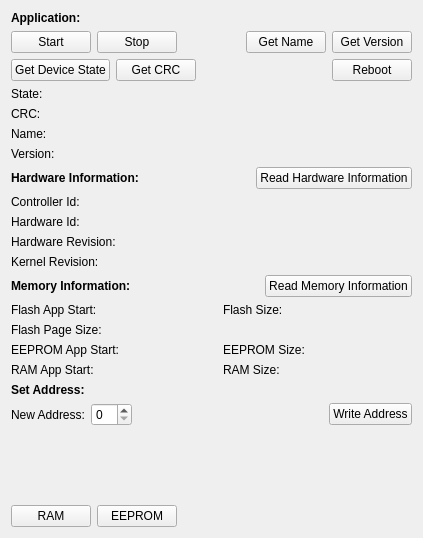
ChristianMarty/TinyBus, file pc/TinyBusLoader/ui/deviceInformationWidget.ui: the form before one commit.
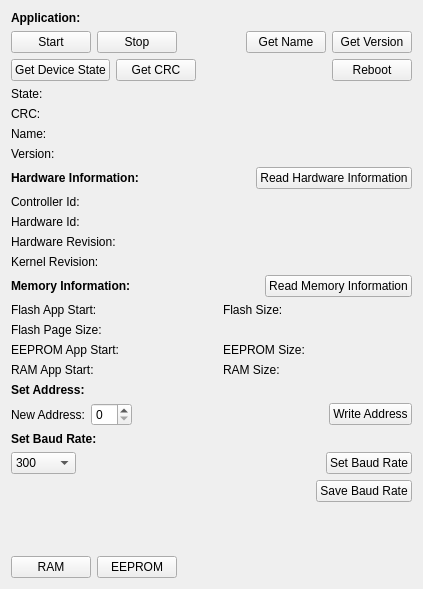
The form after the commit.

Commit message: ui: add baud rate configuration

```diff
--- a/pc/TinyBusLoader/ui/deviceInformationWidget.ui
+++ b/pc/TinyBusLoader/ui/deviceInformationWidget.ui
@@ -7,7 +7,7 @@
     <x>0</x>
     <y>0</y>
     <width>423</width>
-    <height>538</height>
+    <height>589</height>
    </rect>
   </property>
   <property name="windowTitle">
@@ -453,6 +453,110 @@
      </item>
     </layout>
    </item>
+   <item>
+    <widget class="QLabel" name="label_15">
+     <property name="font">
+      <font>
+       <bold>true</bold>
+      </font>
+     </property>
+     <property name="text">
+      <string>Set Baud Rate:</string>
+     </property>
+    </widget>
+   </item>
+   <item>
+    <layout class="QHBoxLayout" name="horizontalLayout_5">
+     <item>
+      <widget class="QComboBox" name="comboBox_baudRate">
+       <item>
+        <property name="text">
+         <string>300</string>
+        </property>
+       </item>
+       <item>
+        <property name="text">
+         <string>600</string>
+        </property>
+       </item>
+       <item>
+        <property name="text">
+         <string>1200</string>
+        </property>
+       </item>
+       <item>
+        <property name="text">
+         <string>2400</string>
+        </property>
+       </item>
+       <item>
+        <property name="text">
+         <string>4800</string>
+        </property>
+       </item>
+       <item>
+        <property name="text">
+         <string>9600</string>
+        </property>
+       </item>
+       <item>
+        <property name="text">
+         <string>14400</string>
+        </property>
+       </item>
+       <item>
+        <property name="text">
+         <string>19200</string>
+        </property>
+       </item>
+      </widget>
+     </item>
+     <item>
+      <spacer name="horizontalSpacer_5">
+       <property name="orientation">
+        <enum>Qt::Horizontal</enum>
+       </property>
+       <property name="sizeHint" stdset="0">
+        <size>
+         <width>40</width>
+         <height>20</height>
+        </size>
+       </property>
+      </spacer>
+     </item>
+     <item>
+      <widget class="QPushButton" name="pushButton_setBaudRate">
+       <property name="text">
+        <string>Set Baud Rate</string>
+       </property>
+      </widget>
+     </item>
+    </layout>
+   </item>
+   <item>
+    <layout class="QHBoxLayout" name="horizontalLayout_6">
+     <item>
+      <spacer name="horizontalSpacer_8">
+       <property name="orientation">
+        <enum>Qt::Horizontal</enum>
+       </property>
+       <property name="sizeHint" stdset="0">
+        <size>
+         <width>40</width>
+         <height>20</height>
+        </size>
+       </property>
+      </spacer>
+     </item>
+     <item>
+      <widget class="QPushButton" name="pushButton_saveBaudRate">
+       <property name="text">
+        <string>Save Baud Rate</string>
+       </property>
+      </widget>
+     </item>
+    </layout>
+   </item>
    <item>
     <spacer name="verticalSpacer">
      <property name="orientation">
```
The commit also changes 4 other files.
